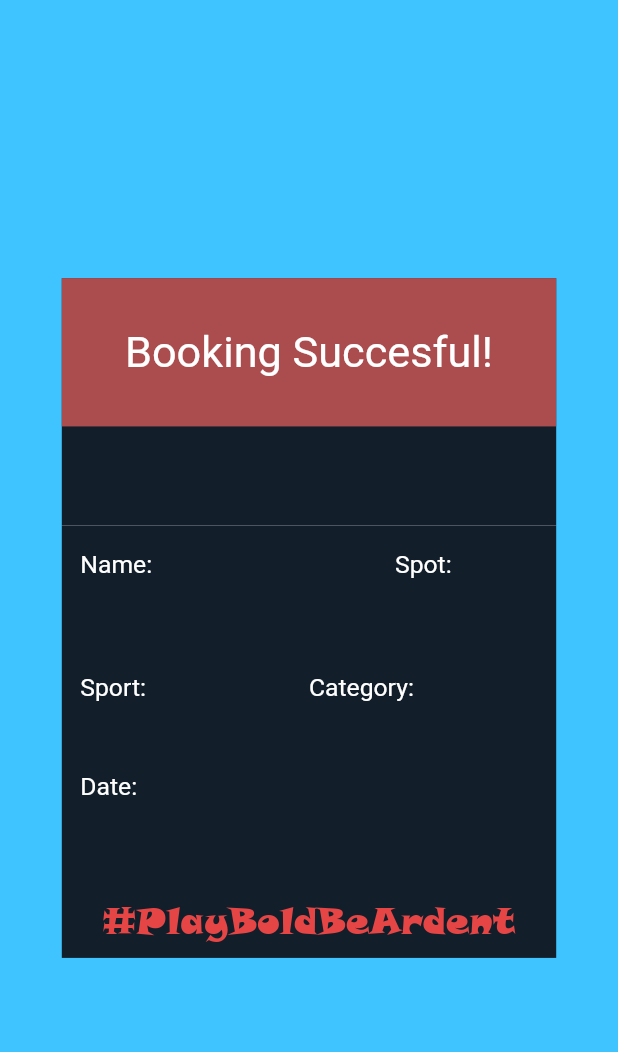
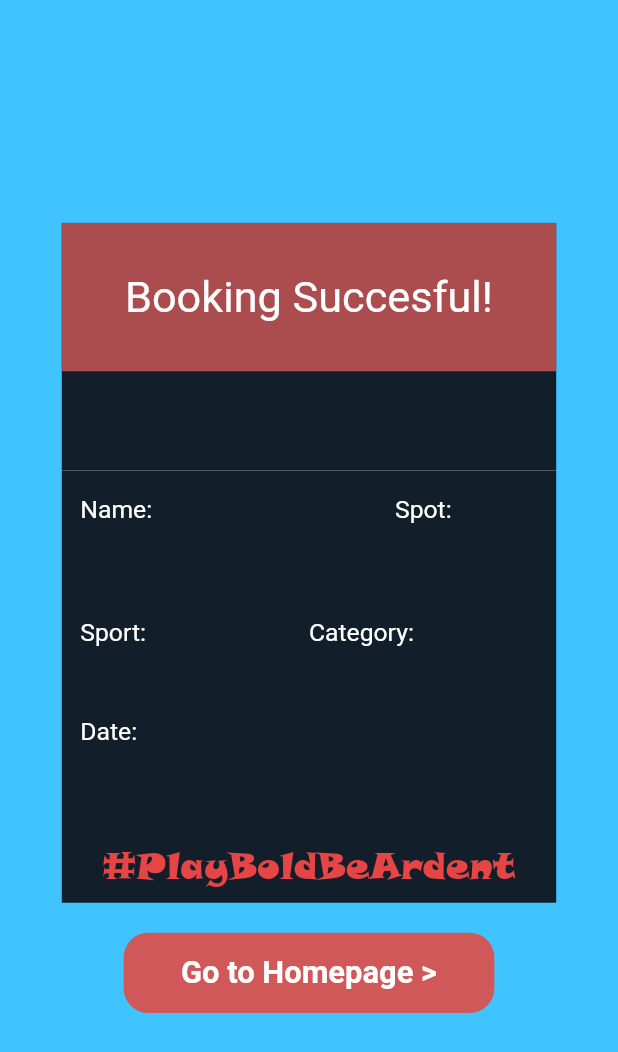
Before and after one commit to RishiPratap/SportsEventManagement, a Flutter app: the ticket screen opened directly with empty values, on a phone screen of 412 x 824 dp. Shown: the top 1052 px of the screen. Run offline on Flutter 3.47's test engine with Material 2 defaults, Android fonts, the phone set to English and light mode, and no system bars; our stand-ins replace flutter_easyloading, flutter_spinkit, fluttertoast, get, page_transition, shared_preferences and 2 more; missing offline and left inert: flutter_stripe; accounts and stored records are empty; network calls fail.

```diff
--- a/lib/CreateChallenge.dart
+++ b/lib/CreateChallenge.dart
@@ -81,7 +81,7 @@ class _CreateChallengeState extends State<CreateChallenge> {
                   color: Colors.black.withOpacity(0.3),
                 ),
                 child: DropdownButtonFormField(
-                  hint: Text("Select Sport(BD,TT,Cric)",
+                  hint: Text("Select Sport",
                       style: TextStyle(
                         color: Colors.white,
                         fontStyle: FontStyle.normal,
--- a/lib/HomePage.dart
+++ b/lib/HomePage.dart
@@ -593,10 +593,7 @@ class _HomePageState extends State<HomePage> {
                             child: Container(
                               width: deviceWidth * 0.08,
                               height: deviceHeight * 0.05,
-                              decoration: BoxDecoration(
-                                  image: DecorationImage(
-                                      image: AssetImage("assets/money_bag.png"),
-                                      fit: BoxFit.fitHeight)),
+                              decoration: BoxDecoration(),
                             ),
                           ),
                         ],
@@ -622,7 +619,7 @@ class _HomePageState extends State<HomePage> {
                             flex: 1,
                             child: Container(
                               margin: EdgeInsets.only(left: deviceWidth * 0.03),
-                              child: Text("₹15,000"),
+                              child: Text(""),
                             ),
                           ),
                         ],
--- a/lib/ticket.dart
+++ b/lib/ticket.dart
@@ -1,3 +1,4 @@
+import 'package:ardent_sports/MyBookings.dart';
 import 'package:flutter/material.dart';
 import 'package:get/get.dart';
 import 'HomePage.dart';
@@ -29,16 +30,15 @@ class _ticketState extends State<ticket> {
   @override
   Widget build(BuildContext context) {
     return Scaffold(
-      body: InkWell(
-        onTap: () {
-          Get.to(HomePage());
-        },
-        child: Container(
+      body: Container(
         height: MediaQuery.of(context).size.height,
         width: MediaQuery.of(context).size.width,
         color: Colors.lightBlueAccent,
         child: Center(
-            child: Container(
+          child: Column(
+            mainAxisAlignment: MainAxisAlignment.center,
+            children: [
+              Container(
                 color: Color(0xFF121F2B),
                 width: MediaQuery.of(context).size.width * 0.8,
                 height: MediaQuery.of(context).size.height * 0.55,
@@ -119,7 +119,8 @@ class _ticketState extends State<ticket> {
                           child: Row(
                             children: [
                               Container(
-                              height: MediaQuery.of(context).size.height * 0.08,
+                                height:
+                                    MediaQuery.of(context).size.height * 0.08,
                                 width: MediaQuery.of(context).size.width * 0.37,
                                 child: Center(
                                   child: Column(
@@ -156,7 +157,8 @@ class _ticketState extends State<ticket> {
                                 ),
                               ),
                               Container(
-                              height: MediaQuery.of(context).size.height * 0.08,
+                                height:
+                                    MediaQuery.of(context).size.height * 0.08,
                                 width: MediaQuery.of(context).size.width * 0.37,
                                 child: Center(
                                   child: Column(
@@ -218,7 +220,8 @@ class _ticketState extends State<ticket> {
                           child: Row(
                             children: [
                               Container(
-                              height: MediaQuery.of(context).size.height * 0.08,
+                                height:
+                                    MediaQuery.of(context).size.height * 0.08,
                                 width: MediaQuery.of(context).size.width * 0.37,
                                 child: Center(
                                   child: Column(
@@ -255,7 +258,8 @@ class _ticketState extends State<ticket> {
                                 ),
                               ),
                               Container(
-                              height: MediaQuery.of(context).size.height * 0.08,
+                                height:
+                                    MediaQuery.of(context).size.height * 0.08,
                                 width: MediaQuery.of(context).size.width * 0.37,
                                 child: Center(
                                   child: Column(
@@ -314,7 +318,8 @@ class _ticketState extends State<ticket> {
                           child: Row(
                             children: [
                               Container(
-                              height: MediaQuery.of(context).size.height * 0.08,
+                                height:
+                                    MediaQuery.of(context).size.height * 0.08,
                                 width: MediaQuery.of(context).size.width * 0.74,
                                 child: Center(
                                   child: Column(
@@ -374,6 +379,33 @@ class _ticketState extends State<ticket> {
                   ],
                 ),
               ),
+              SizedBox(
+                height: 20,
+              ),
+              Container(
+                width: MediaQuery.of(context).size.width * 0.6,
+                height: MediaQuery.of(context).size.width * 0.13,
+                decoration: BoxDecoration(
+                  borderRadius: BorderRadius.circular(
+                      MediaQuery.of(context).size.width * 0.04),
+                  color: Color(0xffD15858),
+                ),
+                child: InkWell(
+                  onTap: () {
+                    Get.to(HomePage());
+                  },
+                  child: Center(
+                    child: Text(
+                      "Go to Homepage >",
+                      style: TextStyle(
+                          color: Colors.white,
+                          fontWeight: FontWeight.w600,
+                          fontSize: MediaQuery.of(context).size.width * 0.05),
+                    ),
+                  ),
+                ),
+              )
+            ],
           ),
         ),
       ),
```
Lines whose indentation alone changed are shown as unchanged.
